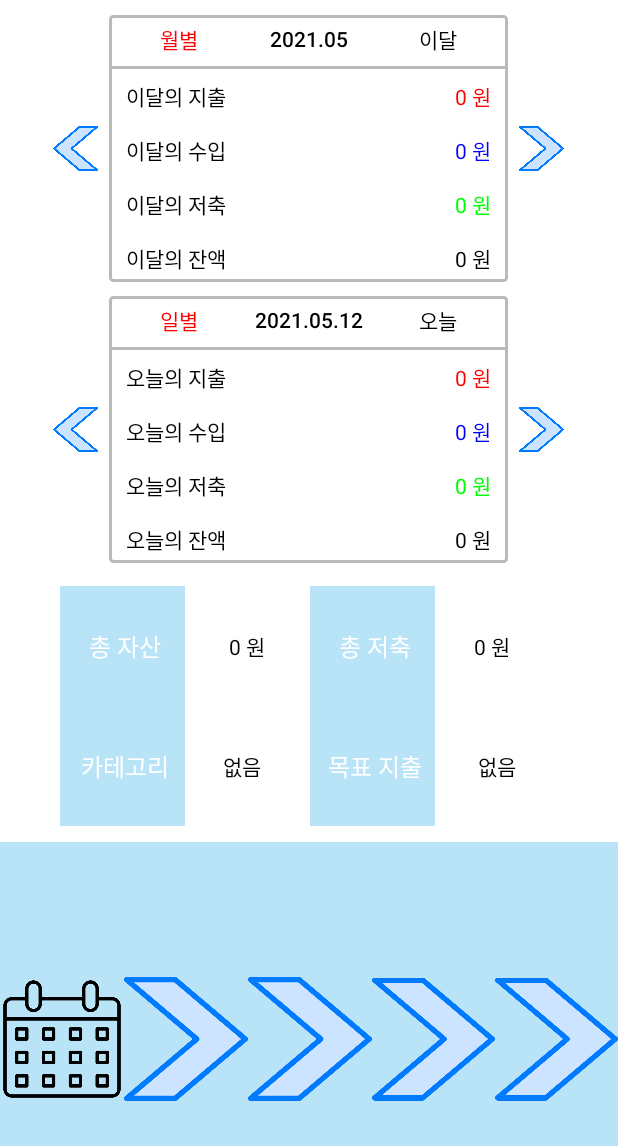
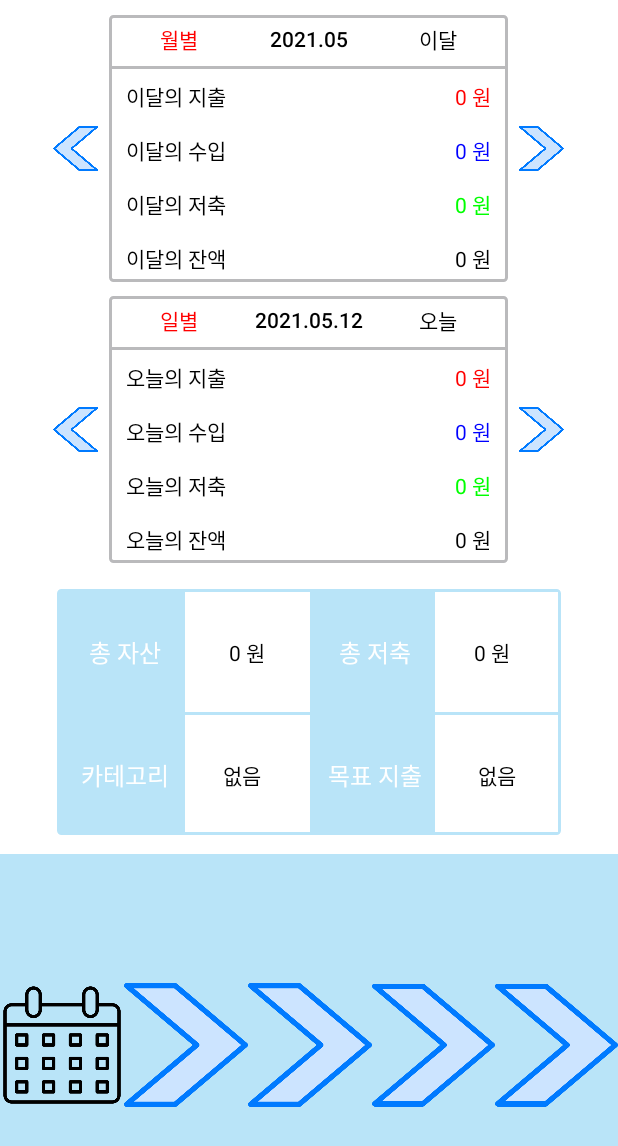
Before and after one commit to tmdngk0314/BlueAccountBook, an Android app: the MainActivity screen opened directly, with no data from a screen before it, on a phone screen of 412 x 824 dp. Shown: the top 1146 px of the screen. Run offline under Robolectric (Android 15) with nearby library versions, the light colour scheme and no system bars.

Commit message:
구분선과 테두리를 만들었다

```diff
--- a/app/src/main/res/layout/activity_main.xml
+++ b/app/src/main/res/layout/activity_main.xml
@@ -328,13 +328,14 @@
         android:layout_below="@+id/biglinear1"
         android:orientation="vertical"
         android:layout_centerInParent="true"
-        android:layout_margin="5dp">
+        android:layout_margin="5dp"
+        android:background="@drawable/border_sky"
+        android:padding="4dp">
         <GridLayout
             android:layout_width="332dp"
             android:layout_height="160dp"
             android:columnCount="4"
-            android:rowCount="2"
-            android:background="@drawable/border_sky">
+            android:rowCount="3">
             <TextView
                 android:layout_width="83dp"
                 android:layout_height="80dp"
@@ -384,10 +385,17 @@
                 android:gravity="center"
                 android:textAlignment="center"
                 />
+            <LinearLayout
+                android:layout_width="match_parent"
+                android:layout_height="2dp"
+                android:background="#B9E4F8"
+                android:layout_row="1"
+                android:layout_column="0"
+                android:layout_columnSpan="4"/>
             <TextView
                 android:layout_width="83dp"
                 android:layout_height="80dp"
-                android:layout_row="1"
+                android:layout_row="2"
                 android:layout_column="0"
                 android:text=" 카테고리"
                 android:textSize="16dp"
@@ -399,7 +407,7 @@
             <TextView
                 android:layout_width="83dp"
                 android:layout_height="80dp"
-                android:layout_row="1"
+                android:layout_row="2"
                 android:layout_column="1"
                 android:text="없음  "
                 android:textColor="#000000"
@@ -410,7 +418,7 @@
             <TextView
                 android:layout_width="83dp"
                 android:layout_height="80dp"
-                android:layout_row="1"
+                android:layout_row="2"
                 android:layout_column="2"
                 android:text=" 목표 지출"
                 android:textSize="16dp"
@@ -422,7 +430,7 @@
             <TextView
                 android:layout_width="83dp"
                 android:layout_height="80dp"
-                android:layout_row="1"
+                android:layout_row="2"
                 android:layout_column="3"
                 android:text=" 없음 "
                 android:textColor="#000000"
```
